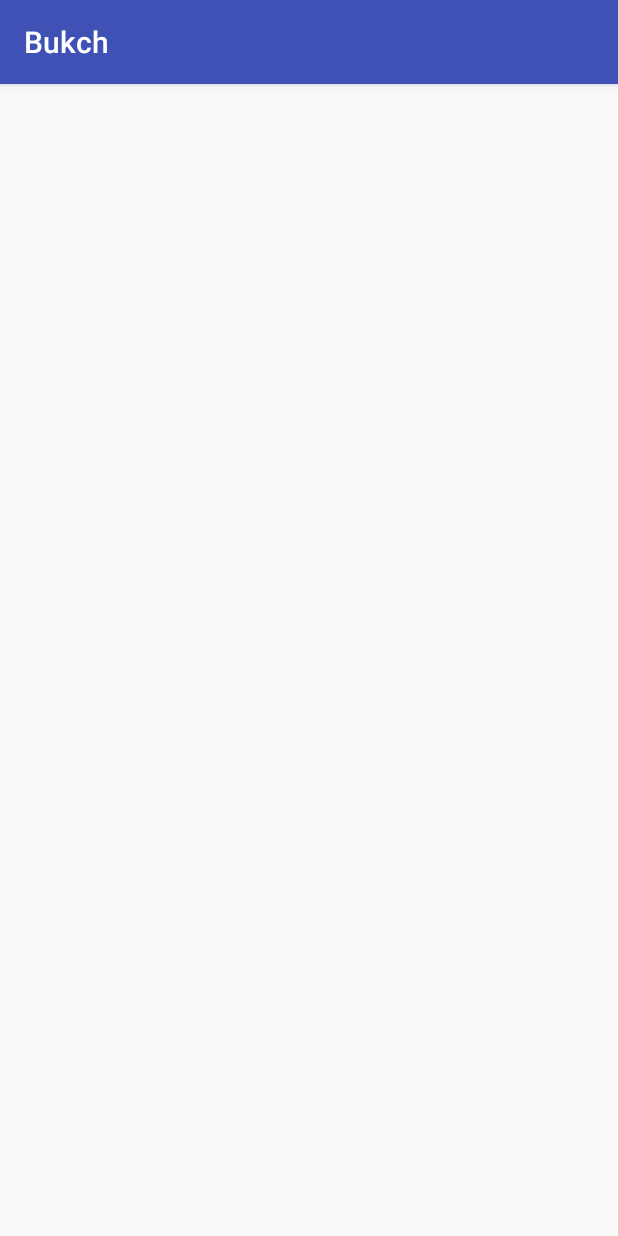
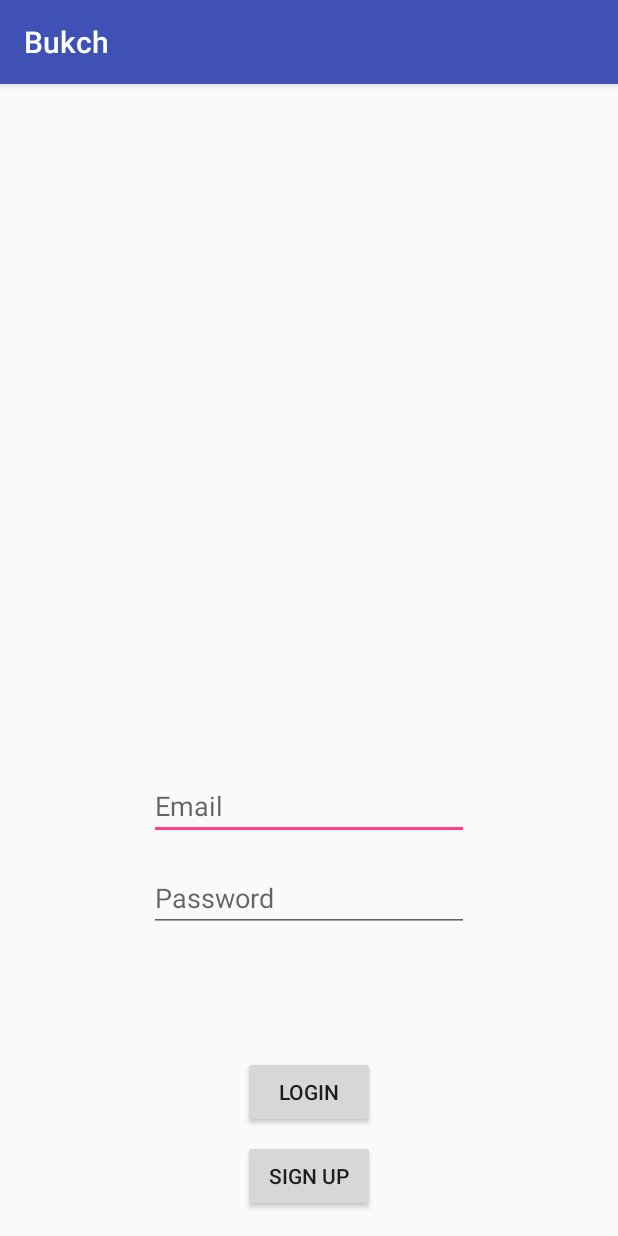
Before and after one commit to HubalOleg/Bukch, an Android app: the screen it shows after launch (AuthActivity), on a phone screen of 412 x 824 dp. Run offline under Robolectric (Android 15) with nearby library versions, the phone set to English and light mode, and no system bars; our stand-ins replace Dagger/Hilt's generated code; 2 statements that could not run were skipped.

Commit message:
SignIn Presenter with Injection

```diff
--- a/app/src/main/AndroidManifest.xml
+++ b/app/src/main/AndroidManifest.xml
@@ -8,8 +8,9 @@
         android:label="@string/app_name"
         android:roundIcon="@mipmap/ic_launcher_round"
         android:supportsRtl="true"
+        android:name=".presentation.global.BukchApplication"
         android:theme="@style/AppTheme">
-        <activity android:name=".presentation.auth.AuthActivity">
+        <activity android:name="com.personal.hubal.bukch.presentation.mvp.auth.AuthActivity">
             <intent-filter>
                 <action android:name="android.intent.action.MAIN" />
 
--- a/app/src/main/java/com/personal/hubal/bukch/presentation/auth/sign_in/SignInFragment.kt
+++ /dev/null
@@ -1,23 +0,0 @@
-package com.personal.hubal.bukch.presentation.auth.sign_in
-
-import android.os.Bundle
-import android.support.v4.app.Fragment
-import android.view.LayoutInflater
-import android.view.View
-import android.view.ViewGroup
-import com.personal.hubal.bukch.R
-
-/**
- * Created by hubal on 8/28/2017.
- */
-
-class SignInFragment : Fragment() {
-
-    companion object {
-        fun newInstance(): SignInFragment = SignInFragment()
-    }
-
-    override fun onCreateView(inflater: LayoutInflater?, container: ViewGroup?, savedInstanceState: Bundle?): View? {
-        return inflater?.inflate(R.layout.fragment_sign_in, container, false)
-    }
-}
--- /dev/null
+++ b/app/src/main/java/com/personal/hubal/bukch/presentation/di/global/AppComponent.kt
@@ -0,0 +1,19 @@
+package com.personal.hubal.bukch.presentation.di.global
+
+import android.content.Context
+import com.personal.hubal.bukch.presentation.global.BukchApplication
+import dagger.Component
+import javax.inject.Singleton
+
+/**
+ * Created by hubal on 8/29/2017.
+ */
+
+@Singleton
+@Component(modules = arrayOf(ApplicationModule::class))
+interface AppComponent {
+
+    fun inject(application: BukchApplication)
+
+    fun provideAppContext() : Context
+}
--- /dev/null
+++ b/app/src/main/java/com/personal/hubal/bukch/presentation/di/global/ApplicationModule.kt
@@ -0,0 +1,20 @@
+package com.personal.hubal.bukch.presentation.di.global
+
+import android.content.Context
+import dagger.Module
+import dagger.Provides
+import javax.inject.Singleton
+
+/**
+ * Created by hubal on 8/29/2017.
+ */
+
+@Module
+class ApplicationModule constructor(
+        private var context: Context) {
+
+    @Provides
+    @Singleton
+    fun provideApplicationContext() : Context = context
+
+}
--- /dev/null
+++ b/app/src/main/java/com/personal/hubal/bukch/presentation/global/BukchApplication.kt
@@ -0,0 +1,26 @@
+package com.personal.hubal.bukch.presentation.global
+
+import android.app.Application
+import com.personal.hubal.bukch.presentation.di.global.AppComponent
+import com.personal.hubal.bukch.presentation.di.global.ApplicationModule
+import com.personal.hubal.bukch.presentation.di.global.DaggerAppComponent
+
+/**
+ * Created by hubal on 8/29/2017.
+ */
+
+class BukchApplication : Application() {
+
+    companion object {
+        lateinit var appComponent : AppComponent
+    }
+
+    override fun onCreate() {
+        super.onCreate()
+        appComponent = DaggerAppComponent.builder()
+                .applicationModule(ApplicationModule(this))
+                .build()
+    }
+
+
+}
--- a/app/src/main/java/com/personal/hubal/bukch/presentation/auth/AuthActivity.kt
+++ b/app/src/main/java/com/personal/hubal/bukch/presentation/mvp/auth/AuthActivity.kt
@@ -1,9 +1,9 @@
-package com.personal.hubal.bukch.presentation.auth
+package com.personal.hubal.bukch.presentation.mvp.auth
 
 import android.os.Bundle
 import android.support.v7.app.AppCompatActivity
 import com.personal.hubal.bukch.R
-import com.personal.hubal.bukch.presentation.auth.sign_in.SignInFragment
+import com.personal.hubal.bukch.presentation.mvp.auth.sign_in.SignInFragment
 
 /**
  * Created by hubal on 8/28/2017.
@@ -25,7 +25,6 @@ class AuthActivity : AppCompatActivity() {
                 .beginTransaction()
                 .replace(R.id.fl_auth_container, SignInFragment.newInstance())
                 .commit()
-
     }
 
 }
--- /dev/null
+++ b/app/src/main/java/com/personal/hubal/bukch/presentation/mvp/auth/sign_in/SignInFragment.kt
@@ -0,0 +1,47 @@
+package com.personal.hubal.bukch.presentation.mvp.auth.sign_in
+
+import android.os.Bundle
+import android.view.LayoutInflater
+import android.view.View
+import android.view.ViewGroup
+import com.personal.hubal.bukch.R
+import com.personal.hubal.bukch.presentation.di.auth.DaggerAuthComponent
+import com.personal.hubal.bukch.presentation.global.BukchApplication
+import com.personal.hubal.bukch.presentation.mvp.base.MvpFragment
+import kotlinx.android.synthetic.main.fragment_sign_in.*
+
+/**
+ * Created by hubal on 8/28/2017.
+ */
+
+class SignInFragment : MvpFragment<SignInPresenter>() {
+
+    companion object {
+        fun newInstance(): SignInFragment = SignInFragment()
+    }
+
+    override fun initInjection() {
+        DaggerAuthComponent.builder()
+                .appComponent(BukchApplication.appComponent)
+                .build()
+                .inject(this)
+    }
+
+    override fun onCreateView(inflater: LayoutInflater?, container: ViewGroup?, savedInstanceState: Bundle?): View? {
+        return inflater?.inflate(R.layout.fragment_sign_in, container, false)
+    }
+
+    override fun onViewCreated(view: View?, savedInstanceState: Bundle?) {
+        super.onViewCreated(view, savedInstanceState)
+
+        loginButton.setOnClickListener {
+            onLoginClick()
+        }
+    }
+
+    private fun onLoginClick() {
+        presenter.onLogin(
+                emailEditText.text.toString(),
+                passwordEditText.text.toString())
+    }
+}
--- /dev/null
+++ b/app/src/main/java/com/personal/hubal/bukch/presentation/mvp/base/BaseView.kt
@@ -0,0 +1,9 @@
+package com.personal.hubal.bukch.presentation.mvp.base
+
+/**
+ * Created by hubal on 8/29/2017.
+ */
+
+interface BaseView {
+
+}
--- /dev/null
+++ b/app/src/main/java/com/personal/hubal/bukch/presentation/mvp/base/MvpFragment.kt
@@ -0,0 +1,32 @@
+package com.personal.hubal.bukch.presentation.mvp.base
+
+import android.os.Bundle
+import android.support.v4.app.Fragment
+import android.view.View
+import javax.inject.Inject
+
+/**
+ * Created by hubal on 8/29/2017.
+ */
+
+abstract class MvpFragment<T : BasePresenter> : Fragment(), BaseView {
+
+    @Inject lateinit var presenter : T
+
+    override fun onCreate(savedInstanceState: Bundle?) {
+        super.onCreate(savedInstanceState)
+        initInjection()
+    }
+
+    abstract fun initInjection()
+
+    override fun onViewCreated(view: View?, savedInstanceState: Bundle?) {
+        super.onViewCreated(view, savedInstanceState)
+        presenter.attachView(this)
+    }
+
+    override fun onDestroyView() {
+        super.onDestroyView()
+        presenter.detachView()
+    }
+}
--- a/app/src/main/res/layout/fragment_sign_in.xml
+++ b/app/src/main/res/layout/fragment_sign_in.xml
@@ -1,8 +1,69 @@
 <?xml version="1.0" encoding="utf-8"?>
 <android.support.constraint.ConstraintLayout xmlns:android="http://schemas.android.com/apk/res/android"
     xmlns:app="http://schemas.android.com/apk/res-auto"
+    xmlns:tools="http://schemas.android.com/tools"
     android:id="@+id/sign_in_layout"
     android:layout_width="match_parent"
-    android:layout_height="match_parent">
+    android:layout_height="match_parent"
+    tools:layout_editor_absoluteX="0dp"
+    tools:layout_editor_absoluteY="81dp">
 
+    <android.support.constraint.Guideline
+        android:id="@+id/guideline"
+        android:layout_width="wrap_content"
+        android:layout_height="wrap_content"
+        android:orientation="horizontal"
+        app:layout_constraintGuide_end="256dp" />
+
+    <EditText
+        android:id="@+id/emailEditText"
+        android:layout_width="wrap_content"
+        android:layout_height="wrap_content"
+        android:layout_marginBottom="8dp"
+        android:layout_marginEnd="8dp"
+        android:layout_marginStart="8dp"
+        android:ems="10"
+        android:hint="@string/hint_email"
+        android:inputType="textEmailAddress"
+        app:layout_constraintBottom_toTopOf="@+id/guideline"
+        app:layout_constraintEnd_toEndOf="parent"
+        app:layout_constraintStart_toStartOf="parent" />
+
+    <EditText
+        android:id="@+id/passwordEditText"
+        android:layout_width="wrap_content"
+        android:layout_height="wrap_content"
+        android:layout_marginEnd="8dp"
+        android:layout_marginStart="8dp"
+        android:layout_marginTop="8dp"
+        android:ems="10"
+        android:hint="@string/hint_password"
+        android:inputType="textPassword"
+        app:layout_constraintEnd_toEndOf="parent"
+        app:layout_constraintStart_toStartOf="parent"
+        app:layout_constraintTop_toTopOf="@+id/guideline" />
+
+    <Button
+        android:id="@+id/loginButton"
+        android:layout_width="wrap_content"
+        android:layout_height="wrap_content"
+        android:layout_marginBottom="8dp"
+        android:layout_marginEnd="8dp"
+        android:layout_marginStart="8dp"
+        android:text="@string/title_login"
+        app:layout_constraintBottom_toTopOf="@+id/signUpButton"
+        app:layout_constraintEnd_toEndOf="parent"
+        app:layout_constraintStart_toStartOf="parent" />
+
+    <Button
+        android:id="@+id/signUpButton"
+        android:layout_width="wrap_content"
+        android:layout_height="wrap_content"
+        android:layout_marginBottom="16dp"
+        android:layout_marginEnd="8dp"
+        android:layout_marginStart="8dp"
+        android:text="@string/title_sign_up"
+        app:layout_constraintBottom_toBottomOf="parent"
+        app:layout_constraintEnd_toEndOf="parent"
+        app:layout_constraintStart_toStartOf="parent" />
 </android.support.constraint.ConstraintLayout>
--- a/app/src/main/res/values/strings.xml
+++ b/app/src/main/res/values/strings.xml
@@ -1,3 +1,11 @@
 <resources>
     <string name="app_name">Bukch</string>
+
+    <!--AUTH SCREEN-->
+
+    <!--Sign in-->
+    <string name="hint_email">Email</string>
+    <string name="hint_password">Password</string>
+    <string name="title_login">Login</string>
+    <string name="title_sign_up">Sign up</string>
 </resources>
--- a/build.gradle
+++ b/build.gradle
@@ -40,5 +40,7 @@ ext {
     firebase_version = "11.2.0"
     butterknife_version = "8.8.1"
 
+    dagger_version = '2.11'
+
     espresso_version = "2.2.2"
 }
```
Also changed, not shown: app/build.gradle (+5 -5 lines), app/src/main/java/com/personal/hubal/bukch/presentation/di/auth/AuthComponent.kt (added, +15 -0 lines), app/src/main/java/com/personal/hubal/bukch/presentation/di/auth/AuthModule.kt (added, +13 -0 lines), app/src/main/java/com/personal/hubal/bukch/presentation/di/auth/AuthScope.kt (added, +11 -0 lines), app/src/main/java/com/personal/hubal/bukch/presentation/mvp/auth/sign_in/SignInPresenter.kt (added, +21 -0 lines), app/src/main/java/com/personal/hubal/bukch/presentation/mvp/base/BasePresenter.kt (added, +18 -0 lines), gradle/wrapper/gradle-wrapper.properties, 2 other files.
